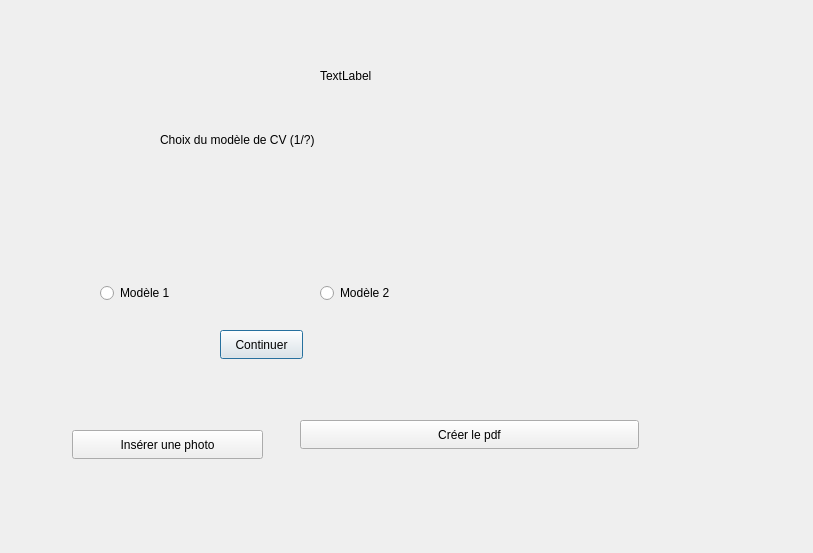
elmirge7/JobDocsCreator, file JobDocsCreator/cveditor.ui: the form before one commit.
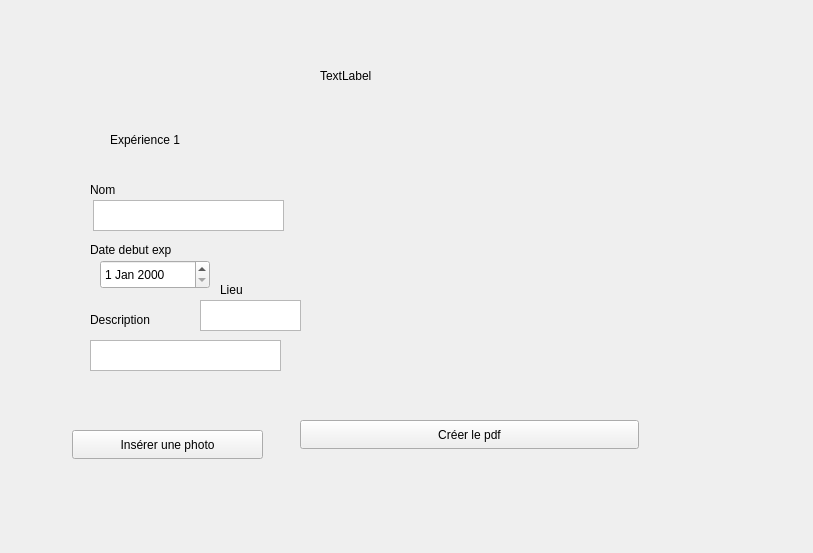
The form after the commit.

What changed in the file:
```diff
--- a/JobDocsCreator/cveditor.ui
+++ b/JobDocsCreator/cveditor.ui
@@ -16,14 +16,14 @@
   <widget class="QStackedWidget" name="stackedWidget">
    <property name="geometry">
     <rect>
-     <x>80</x>
+     <x>60</x>
      <y>110</y>
      <width>701</width>
-     <height>261</height>
+     <height>291</height>
     </rect>
    </property>
    <property name="currentIndex">
-    <number>0</number>
+    <number>7</number>
    </property>
    <widget class="QWidget" name="page_3">
     <widget class="QLabel" name="label">
@@ -726,6 +726,126 @@
       <rect>
        <x>590</x>
        <y>170</y>
+       <width>101</width>
+       <height>31</height>
+      </rect>
+     </property>
+    </widget>
+    <widget class="QPushButton" name="pushButton_8">
+     <property name="geometry">
+      <rect>
+       <x>310</x>
+       <y>250</y>
+       <width>83</width>
+       <height>29</height>
+      </rect>
+     </property>
+     <property name="text">
+      <string>Continuer</string>
+     </property>
+    </widget>
+   </widget>
+   <widget class="QWidget" name="page">
+    <widget class="QLabel" name="label_24">
+     <property name="geometry">
+      <rect>
+       <x>50</x>
+       <y>20</y>
+       <width>141</width>
+       <height>20</height>
+      </rect>
+     </property>
+     <property name="text">
+      <string>Expérience 1</string>
+     </property>
+    </widget>
+    <widget class="QTextEdit" name="textEditDescDiplome_4">
+     <property name="geometry">
+      <rect>
+       <x>30</x>
+       <y>230</y>
+       <width>191</width>
+       <height>31</height>
+      </rect>
+     </property>
+    </widget>
+    <widget class="QTextEdit" name="textEditNomDiplome_4">
+     <property name="geometry">
+      <rect>
+       <x>33</x>
+       <y>90</y>
+       <width>191</width>
+       <height>31</height>
+      </rect>
+     </property>
+    </widget>
+    <widget class="QLabel" name="label_25">
+     <property name="geometry">
+      <rect>
+       <x>30</x>
+       <y>130</y>
+       <width>111</width>
+       <height>20</height>
+      </rect>
+     </property>
+     <property name="text">
+      <string>Date debut exp </string>
+     </property>
+    </widget>
+    <widget class="QLabel" name="label_26">
+     <property name="geometry">
+      <rect>
+       <x>30</x>
+       <y>200</y>
+       <width>101</width>
+       <height>20</height>
+      </rect>
+     </property>
+     <property name="text">
+      <string>Description</string>
+     </property>
+    </widget>
+    <widget class="QDateEdit" name="dateEditDiplome_4">
+     <property name="geometry">
+      <rect>
+       <x>40</x>
+       <y>150</y>
+       <width>110</width>
+       <height>29</height>
+      </rect>
+     </property>
+    </widget>
+    <widget class="QLabel" name="label_27">
+     <property name="geometry">
+      <rect>
+       <x>160</x>
+       <y>170</y>
+       <width>41</width>
+       <height>20</height>
+      </rect>
+     </property>
+     <property name="text">
+      <string>Lieu</string>
+     </property>
+    </widget>
+    <widget class="QLabel" name="label_28">
+     <property name="geometry">
+      <rect>
+       <x>30</x>
+       <y>70</y>
+       <width>41</width>
+       <height>20</height>
+      </rect>
+     </property>
+     <property name="text">
+      <string>Nom</string>
+     </property>
+    </widget>
+    <widget class="QTextEdit" name="textEditLieuDiplome_4">
+     <property name="geometry">
+      <rect>
+       <x>140</x>
+       <y>190</y>
        <width>101</width>
        <height>31</height>
       </rect>
```
